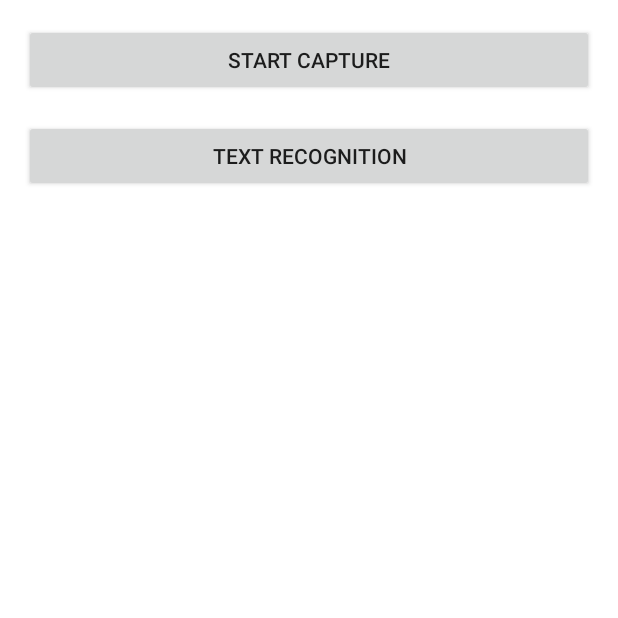
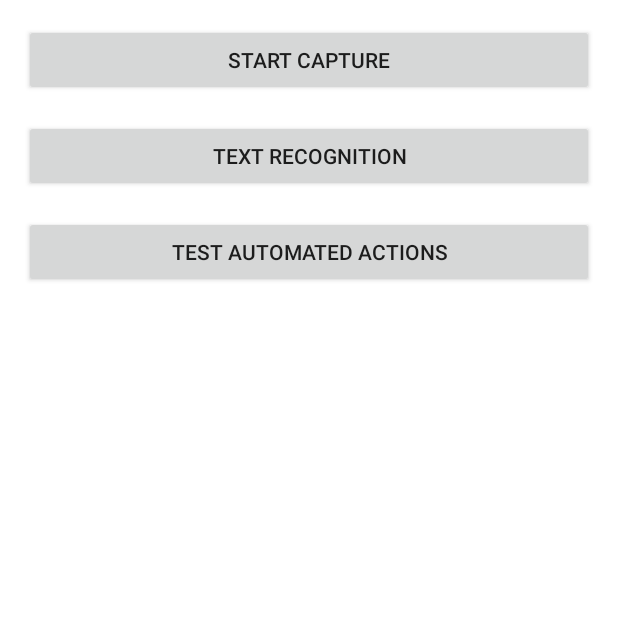
Before and after one commit to gandharvbakshi/beta, an Android app built with Jetpack Compose: the screen it shows after launch (MainActivity), on a phone screen of 412 x 824 dp, the top half of it. Run offline under Robolectric (Android 15) with nearby library versions, the phone set to English and light mode, and no system bars.

Commit message:
- Last working function before trying to use accessiblity functions

```diff
--- a/app/src/main/java/com/example/beta/MainActivity.kt
+++ b/app/src/main/java/com/example/beta/MainActivity.kt
@@ -109,6 +109,14 @@ class MainActivity : ComponentActivity() {
             val intent = Intent(this, TextRecognitionActivity::class.java)
             startActivity(intent)
         }
+
+        // Add button for testing automated actions
+        val testAutomatedActionButton = findViewById<Button>(R.id.testAutomatedActionButton)
+        testAutomatedActionButton.setOnClickListener {
+            val intent = Intent(this, AutomatedActionTestActivity::class.java)
+            startActivity(intent)
+        }
+
         (application as MyApplication).registerActivity(this)
     }
 
--- a/app/src/main/res/layout/activity_main.xml
+++ b/app/src/main/res/layout/activity_main.xml
@@ -15,6 +15,13 @@
         android:id="@+id/textRecognitionButton"
         android:layout_width="match_parent"
         android:layout_height="wrap_content"
-        android:text="Text Recognition" />
+        android:text="Text Recognition"
+        android:layout_marginBottom="16dp" />
+
+    <Button
+        android:id="@+id/testAutomatedActionButton"
+        android:layout_width="match_parent"
+        android:layout_height="wrap_content"
+        android:text="Test Automated Actions" />
 
 </LinearLayout>
--- a/gradle/libs.versions.toml
+++ b/gradle/libs.versions.toml
@@ -1,5 +1,5 @@
 [versions]
-agp = "8.10.0"
+agp = "8.12.1"
 kotlin = "1.9.0"
 coreKtx = "1.10.1"
 junit = "4.13.2"
```
Also changed, not shown: app/src/main/AndroidManifest.xml (+17 -0 lines), app/src/main/java/com/example/beta/BackendProcessing.kt (+32 -0 lines), app/src/main/java/com/example/beta/MyAccessibilityService.kt (+5 -2 lines), app/src/main/java/com/example/beta/MyApplication.kt (+12 -0 lines), gradle/wrapper/gradle-wrapper.properties.
